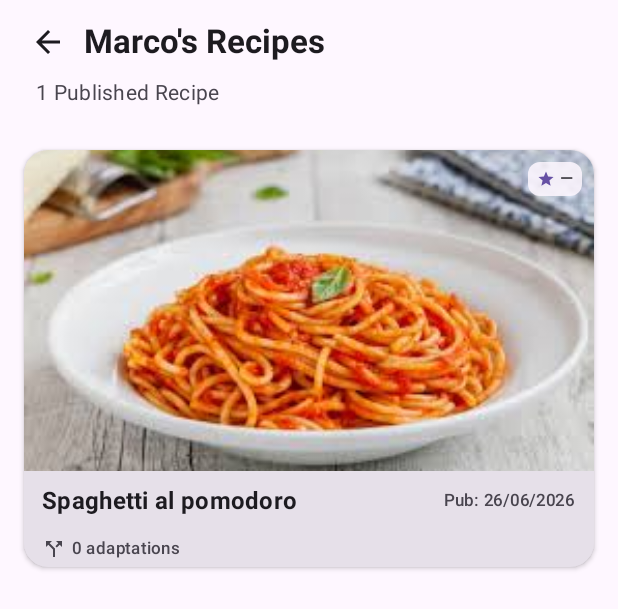
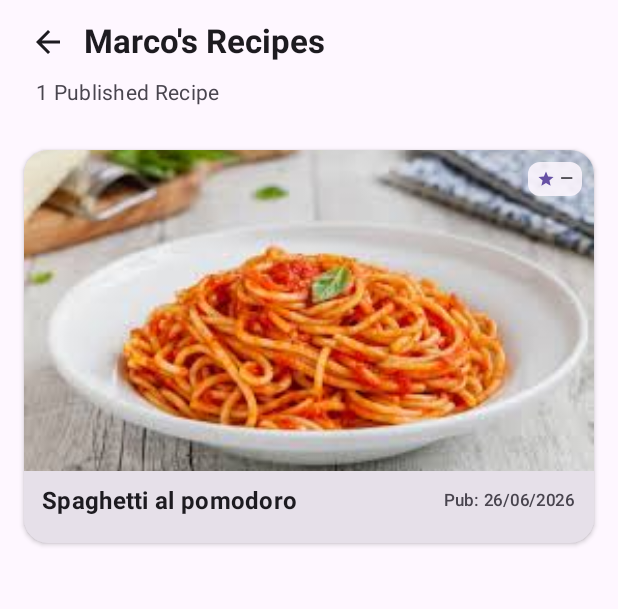
Before and after one commit to initram2002/cookbook-community, an Android app built with Jetpack Compose: the @Preview function RecipeListScreenVisitorPreview, on a phone screen of 412 x 824 dp. Shown: the top 609 px of the screen. Run offline under Robolectric (Android 15) with nearby library versions, the phone set to English and light mode, and no system bars; pictures from the network do not load.

Commit message:
Fix minor issues

```diff
--- a/app/src/main/java/it/polito/mad/cookbookcommunity/ui/profile/components/ProfileComponents.kt
+++ b/app/src/main/java/it/polito/mad/cookbookcommunity/ui/profile/components/ProfileComponents.kt
@@ -352,6 +352,7 @@ fun Collections(
 
         CollectionCard(
             title = "Published Recipes",
+            backgroundAssetPath = "img_published.jpg",
             onClick = onMyRecipesClick,
             modifier = Modifier
                 .fillMaxWidth(0.95f)
--- a/app/src/main/java/it/polito/mad/cookbookcommunity/ui/recipeProposal/RecipeListScreen.kt
+++ b/app/src/main/java/it/polito/mad/cookbookcommunity/ui/recipeProposal/RecipeListScreen.kt
@@ -236,25 +236,9 @@ private fun MyRecipeCard(
                 modifier = Modifier
                     .fillMaxWidth()
                     .padding(horizontal = 12.dp, vertical = 4.dp),
-                horizontalArrangement = Arrangement.SpaceBetween,
+                horizontalArrangement = Arrangement.End,
                 verticalAlignment = Alignment.CenterVertically
             ) {
-                Row(
-                    verticalAlignment = Alignment.CenterVertically,
-                    horizontalArrangement = Arrangement.spacedBy(4.dp)
-                ) {
-                    Icon(
-                        imageVector = Icons.AutoMirrored.Filled.CallSplit,
-                        contentDescription = "Adaptations",
-                        modifier = Modifier.size(16.dp),
-                        tint = MaterialTheme.colorScheme.onSurfaceVariant
-                    )
-                    Text(
-                        text = "0 adaptations",
-                        style = MaterialTheme.typography.labelSmall,
-                        color = MaterialTheme.colorScheme.onSurfaceVariant
-                    )
-                }
 
                 if (isOwnerView) {
                     IconButton(
```
